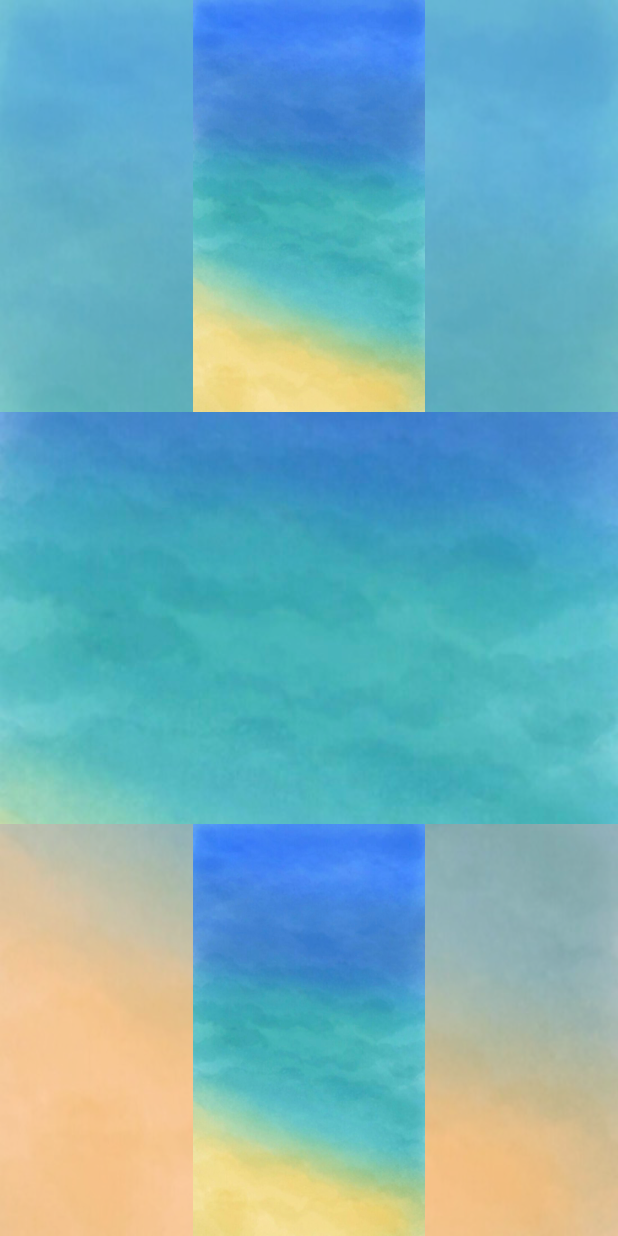
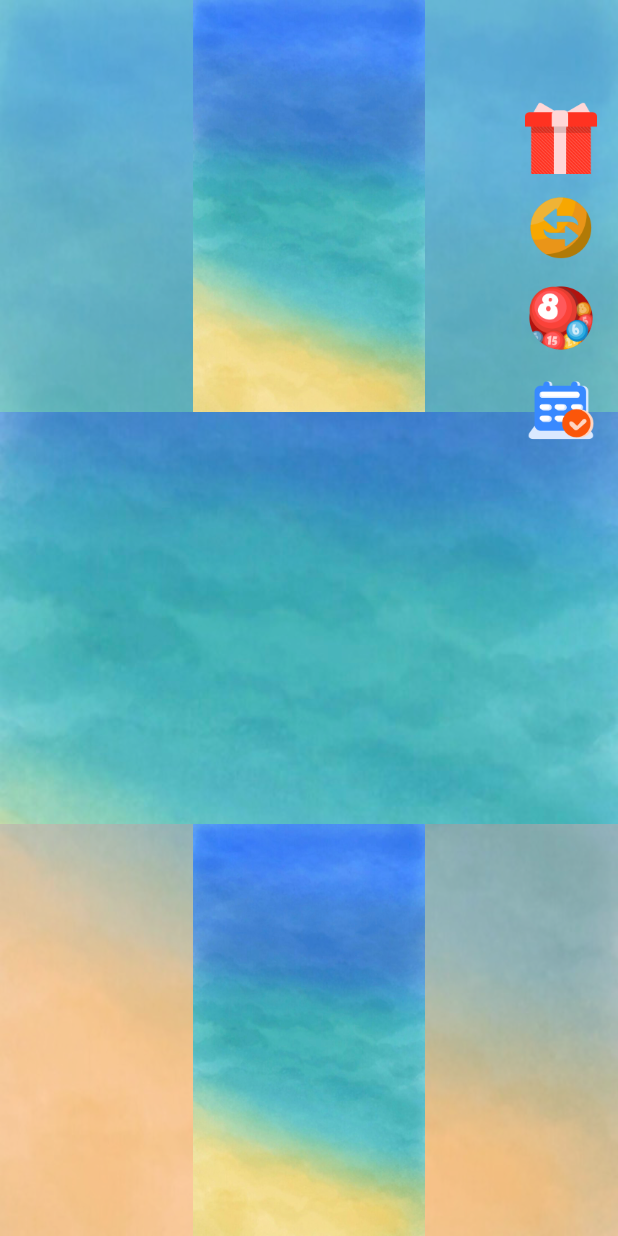
Before and after one commit to workbzw/gashapon, a Flutter app: the screen it shows after launch, on a phone screen of 412 x 824 dp. Run offline on Flutter 3.47's test engine with Material 2 defaults, Android fonts, the light colour scheme and no system bars.

Commit message:
[右侧加入4个图标]

```diff
--- a/lib/main.dart
+++ b/lib/main.dart
@@ -27,8 +27,11 @@ class AppHomePage extends StatefulWidget {
 class _AppHomePageState extends State<AppHomePage> {
   @override
   Widget build(BuildContext context) {
-    return Container(
-        child: Container(
+    return Scaffold(
+        body: Container(
+            child: Stack(
+              children: [
+                Container(
                   decoration: BoxDecoration(
                       image: DecorationImage(
                         /*设置本地背景图*/
@@ -67,6 +70,95 @@ class _AppHomePageState extends State<AppHomePage> {
                       ),
                     ],
                   ),
-    ));
+                ),
+                Align(
+                  alignment: Alignment.topRight,
+                  child: Container(
+                    margin: EdgeInsetsDirectional.only(top: 56, end: 14),
+                    child: Column(
+                      children: [
+                        Container(
+                          margin: EdgeInsetsDirectional.only(top: 12),
+                          width: 48,
+                          height: 48,
+                          decoration: BoxDecoration(
+                            image: DecorationImage(
+                                image: AssetImage("images/prize.png"),
+                                fit: BoxFit.fill),
+                          ),
+                          alignment: Alignment.center,
+                          child: TextButton(
+                            onPressed: () {},
+                            child: Text(""),
+                          ),
+                        ),
+                        Container(
+                          margin: EdgeInsetsDirectional.only(top: 12),
+                          width: 48,
+                          height: 48,
+                          decoration: BoxDecoration(
+                            image: DecorationImage(
+                                image: AssetImage("images/trade.png"),
+                                fit: BoxFit.fill),
+                          ),
+                          alignment: Alignment.center,
+                          child: TextButton(
+                            onPressed: () {},
+                            child: Text(""),
+                          ),
+                        ),
+                        Container(
+                          margin: EdgeInsetsDirectional.only(top: 12),
+                          width: 48,
+                          height: 48,
+                          decoration: BoxDecoration(
+                            image: DecorationImage(
+                                image: AssetImage("images/ssq.png"),
+                                fit: BoxFit.fill),
+                          ),
+                          alignment: Alignment.center,
+                          child: TextButton(
+                            onPressed: () {},
+                            child: Text(""),
+                          ),
+                        ),
+                        Container(
+                          margin: EdgeInsetsDirectional.only(top: 12),
+                          width: 48,
+                          height: 48,
+                          decoration: BoxDecoration(
+                            image: DecorationImage(
+                                image: AssetImage("images/daily.png"),
+                                fit: BoxFit.fill),
+                          ),
+                          alignment: Alignment.center,
+                          child: TextButton(
+                            onPressed: () {},
+                            child: Text(""),
+                          ),
+                        ),
+                      ],
+                    ),
+                  ),
+                )
+              ],
+            )));
+  }
+  void showToast() {
+    ScaffoldMessenger.of(context).showMaterialBanner(
+      MaterialBanner(
+        content: const Text('Hello, I am a Material Banner'),
+        leading: const Icon(Icons.info),
+        backgroundColor: Colors.yellow,
+        actions: [
+          TextButton(
+            child: const Text('Dismiss'),
+            onPressed: () =>
+                ScaffoldMessenger.of(context)
+                    .hideCurrentMaterialBanner(),
+          ),
+        ],
+      ),
+    );
   }
 }
```
Also changed, not shown: images/button_test.jpeg (added), images/daily.png (added), images/prize.png (added), images/ssq.png (added), images/trade.png (added). Lines whose indentation alone changed are shown as unchanged.
